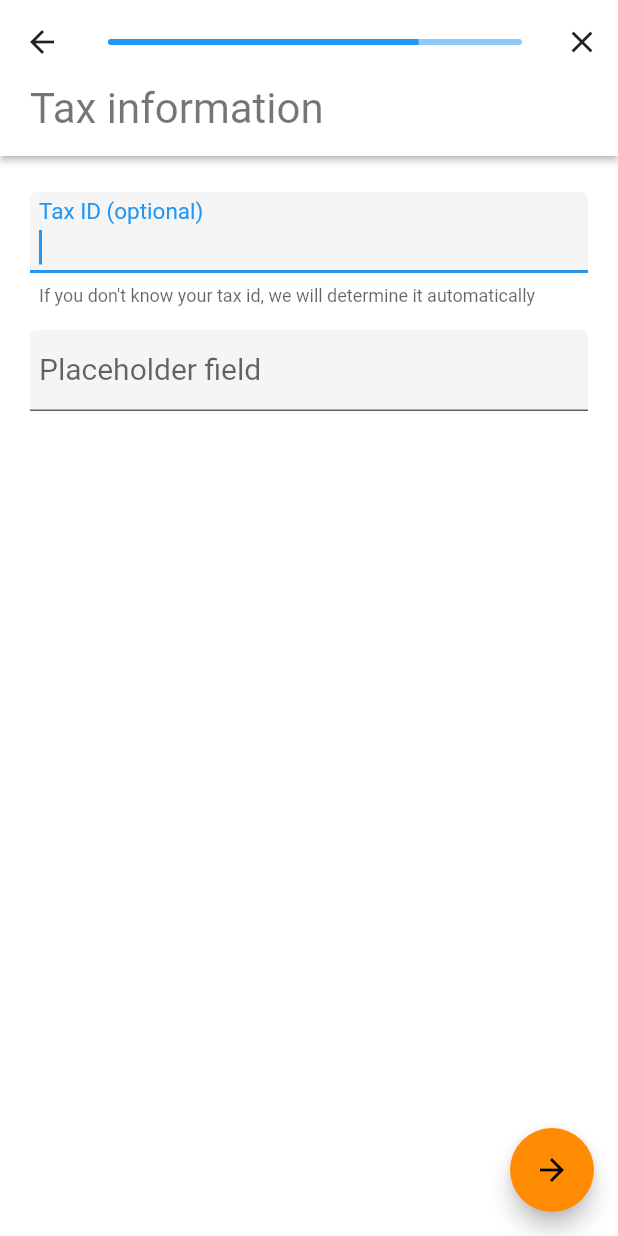
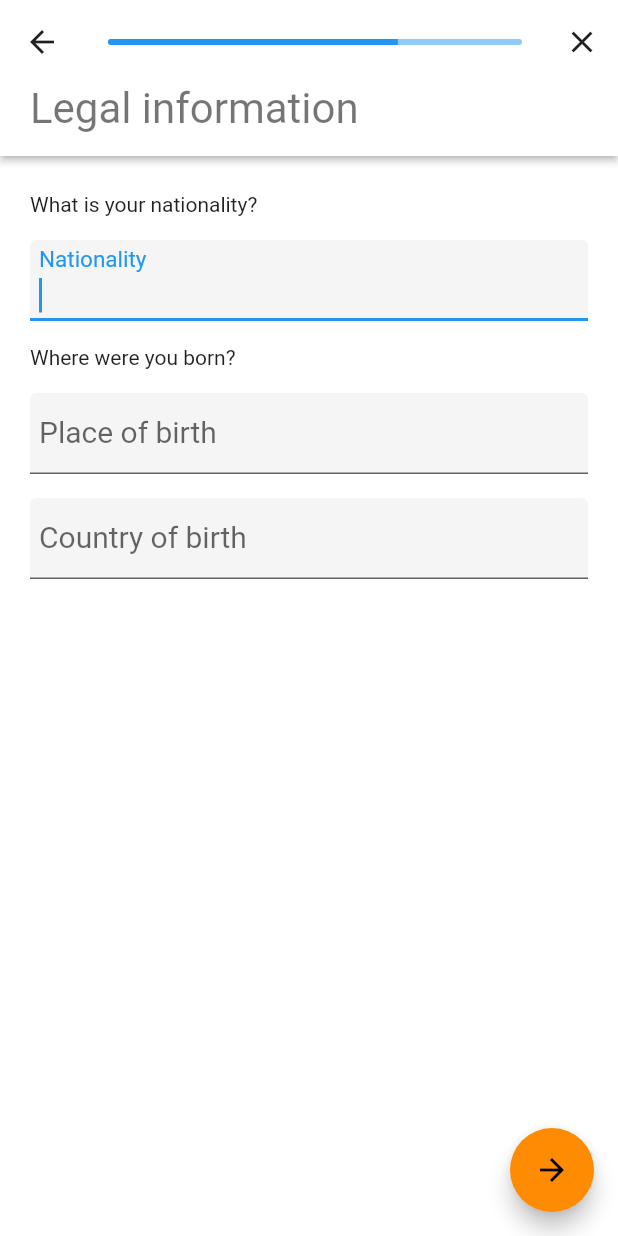
Before and after one commit to drachim-dev/flutter_banking, a Flutter app: the SignUpStepperView screen opened by its route, swiped to page 4, on a phone screen of 412 x 824 dp. Run offline on Flutter 3.47's test engine with Material 2 defaults, Android fonts, the phone set to English and light mode, and no system bars; our stand-ins replace cloud_firestore, firebase_crashlytics, get_it, google_maps_flutter, local_auth, location and 2 more; accounts and stored records are empty.

Commit message:
Added law info

```diff
--- a/lib/view/signup_contact_view.dart
+++ b/lib/view/signup_contact_view.dart
@@ -16,13 +16,14 @@ class SignUpContactView extends StatelessWidget {
         SignUpFormField('E-Mail',
             keyboardType: TextInputType.emailAddress,
             textCapitalization: TextCapitalization.words,
+            autofocus: false,
             focusId: _mailFocus,
             nextFocusId: _codeFocus),
         OutlineButton(onPressed: () {}, child: Text('Resend')),
         Text(
-            "We've sent you an email containing a verification code. Please enter the code:"),
+            "We've sent you an email containing a verification code. Please enter it here:"),
         Padding(
-          padding: const EdgeInsets.symmetric(horizontal: 112, vertical: 8),
+          padding: const EdgeInsets.symmetric(horizontal: 96, vertical: 8),
           child: ValidationFormField('Verification',
               keyboardType: TextInputType.number,
               focusId: _codeFocus,
--- a/lib/view/signup_form.dart
+++ b/lib/view/signup_form.dart
@@ -26,6 +26,7 @@ class SignUpFormListView extends StatelessWidget {
 class SignUpFormField extends StatelessWidget {
   const SignUpFormField(
     this.label, {
+    this.autofocus = true,
     @required this.focusId,
     this.nextFocusId,
     this.keyboardType,
@@ -35,6 +36,7 @@ class SignUpFormField extends StatelessWidget {
   }) : lastField = nextFocusId == null;
 
   final String label;
+  final bool autofocus;
   final FocusNode focusId;
   final FocusNode nextFocusId;
   final bool lastField;
@@ -49,7 +51,7 @@ class SignUpFormField extends StatelessWidget {
 
     return TextFormField(
         focusNode: focusId,
-        autofocus: true,
+        autofocus: autofocus,
         keyboardType: keyboardType ?? TextInputType.text,
         textCapitalization: textCapitalization ?? TextCapitalization.words,
         textInputAction:
@@ -73,6 +75,7 @@ class SignUpFormField extends StatelessWidget {
 class ValidationFormField extends StatelessWidget {
   const ValidationFormField(
     this.label, {
+    this.autofocus = true,
     @required this.focusId,
     this.nextFocusId,
     this.keyboardType,
@@ -80,6 +83,7 @@ class ValidationFormField extends StatelessWidget {
   }) : lastField = nextFocusId == null;
 
   final String label;
+  final bool autofocus;
   final FocusNode focusId;
   final FocusNode nextFocusId;
   final bool lastField;
@@ -92,7 +96,7 @@ class ValidationFormField extends StatelessWidget {
 
     return TextFormField(
         focusNode: focusId,
-        autofocus: true,
+        autofocus: autofocus,
         keyboardType: keyboardType ?? TextInputType.text,
         textCapitalization: TextCapitalization.characters,
         textInputAction:
@@ -103,7 +107,8 @@ class ValidationFormField extends StatelessWidget {
         maxLengthEnforced: true,
         decoration: InputDecoration(
           labelText: label,
-          labelStyle: TextStyle(height: Dimens.inputFieldLabelHeight, letterSpacing: 1),
+          labelStyle:
+              TextStyle(height: Dimens.inputFieldLabelHeight, letterSpacing: 1),
           border: OutlineInputBorder(),
           filled: false,
         ),
--- /dev/null
+++ b/lib/view/signup_law_view.dart
@@ -0,0 +1,43 @@
+import 'package:flutter/material.dart';
+import 'package:flutter_banking/view/signup_form.dart';
+
+class SignUpLawView extends StatelessWidget {
+  final FocusNode _nationalityFocus = FocusNode();
+  final FocusNode _placeOfBirthFocus = FocusNode();
+  final FocusNode _countryOfBirthFocus = FocusNode();
+
+  final VoidCallback nextPage;
+
+  SignUpLawView({this.nextPage});
+
+  @override
+  Widget build(BuildContext context) {
+    return SignUpFormListView(
+      list: [
+        Text("What is your nationality?"),
+        SignUpFormField(
+          'Nationality',
+          keyboardType: TextInputType.number,
+          textCapitalization: TextCapitalization.none,
+          focusId: _nationalityFocus,
+          nextFocusId: _placeOfBirthFocus,
+        ),
+        Text("Where were you born?"),
+        SignUpFormField(
+          'Place of birth',
+          keyboardType: TextInputType.number,
+          textCapitalization: TextCapitalization.none,
+          focusId: _placeOfBirthFocus,
+          nextFocusId: _countryOfBirthFocus,
+        ),
+        SignUpFormField(
+          'Country of birth',
+          keyboardType: TextInputType.number,
+          textCapitalization: TextCapitalization.none,
+          focusId: _countryOfBirthFocus,
+          onFieldSubmitted: nextPage,
+        ),
+      ],
+    );
+  }
+}
--- a/lib/view/signup_stepper_view.dart
+++ b/lib/view/signup_stepper_view.dart
@@ -2,6 +2,7 @@ import 'package:flutter/material.dart';
 import 'package:flutter_banking/common/dimens.dart';
 import 'package:flutter_banking/view/signup_address_view.dart';
 import 'package:flutter_banking/view/signup_contact_view.dart';
+import 'package:flutter_banking/view/signup_law_view.dart';
 import 'package:flutter_banking/view/signup_name_view.dart';
 import 'package:flutter_banking/view/signup_tax_view.dart';
 import 'package:flutter_banking/view/transparent_app_bar.dart';
@@ -55,6 +56,11 @@ class _SignUpStepperViewState extends State<SignUpStepperView>
             nextPage: () => _nextPage(),
           ),
           "Verify contact data"),
+          Step(
+          SignUpLawView(
+            nextPage: () => _nextPage(),
+          ),
+          "Legal information"),
       Step(
           SignUpTaxView(
             nextPage: () => _nextPage(),
@@ -103,13 +109,14 @@ class _SignUpStepperViewState extends State<SignUpStepperView>
   }
 
   Future<void> _nextPage() {
+    print('nextPage');
     return _pageController.nextPage(
         duration: const Duration(milliseconds: 300), curve: Curves.linear);
   }
 
   PreferredSizeWidget _buildAppBar(
       final ThemeData theme, String title, int itemCount) {
-    double progress = _index == 0 ? 0.1 : _index / itemCount;
+    double progress = _index == 0 ? 0.1 : (_index / itemCount) + 0.1;
 
     return TransparentAppBar(
       hasElevation: true,
--- a/lib/view/signup_tax_view.dart
+++ b/lib/view/signup_tax_view.dart
@@ -2,8 +2,8 @@ import 'package:flutter/material.dart';
 import 'package:flutter_banking/view/signup_form.dart';
 
 class SignUpTaxView extends StatelessWidget {
+  final FocusNode _countryFocus = FocusNode();
   final FocusNode _taxId = FocusNode();
-  final FocusNode _codeFocus = FocusNode();
 
   final VoidCallback nextPage;
 
@@ -13,17 +13,20 @@ class SignUpTaxView extends StatelessWidget {
   Widget build(BuildContext context) {
     return SignUpFormListView(
       list: [
+        Text("In which country are you taxable?"),
+        SignUpFormField('Country',
+            keyboardType: TextInputType.number,
+            textCapitalization: TextCapitalization.none,
+            focusId: _countryFocus,
+            nextFocusId: _taxId,),
         SignUpFormField('Tax ID (optional)',
             keyboardType: TextInputType.number,
             textCapitalization: TextCapitalization.words,
-            helperText: "If you don't know your tax id, we will determine it automatically",
+            helperText:
+                "If you don't know your tax id, we will determine it automatically",
             focusId: _taxId,
-            nextFocusId: _codeFocus),
-        SignUpFormField('Placeholder field',
-            keyboardType: TextInputType.number,
-            textCapitalization: TextCapitalization.none,
-            focusId: _codeFocus,
             onFieldSubmitted: nextPage),
+        OutlineButton(onPressed: () {}, child: Text('Add another country')),
       ],
     );
   }
```
Also changed, not shown: lib/view/signup_name_view.dart (+39 -5 lines), 1 other file.
